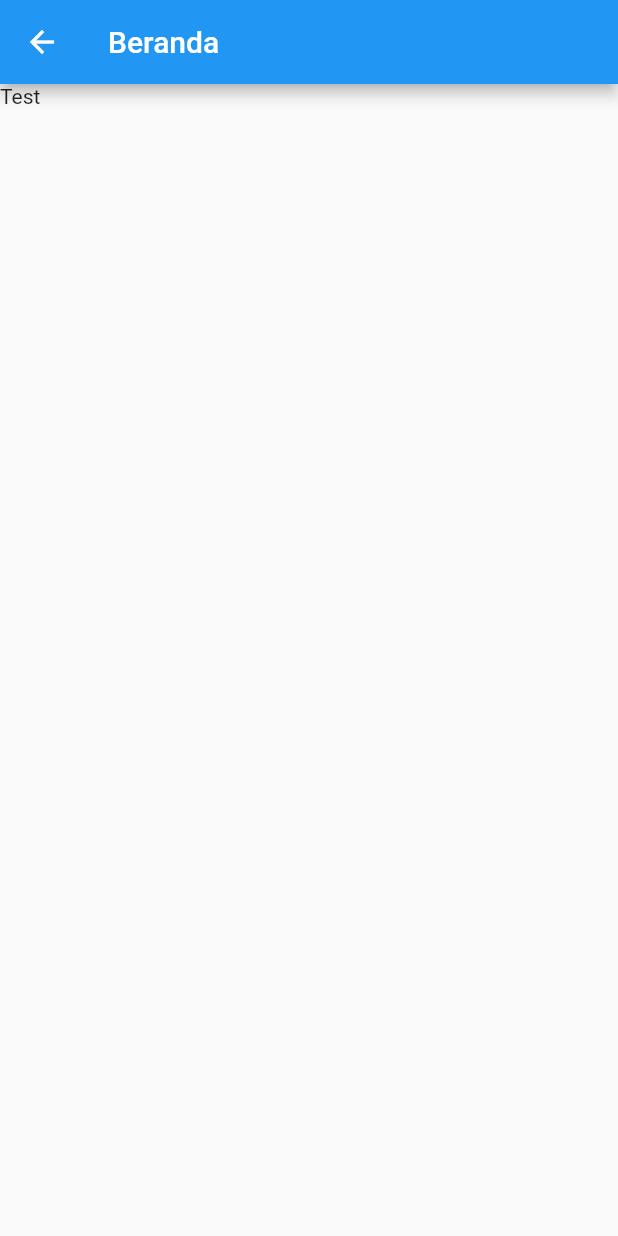
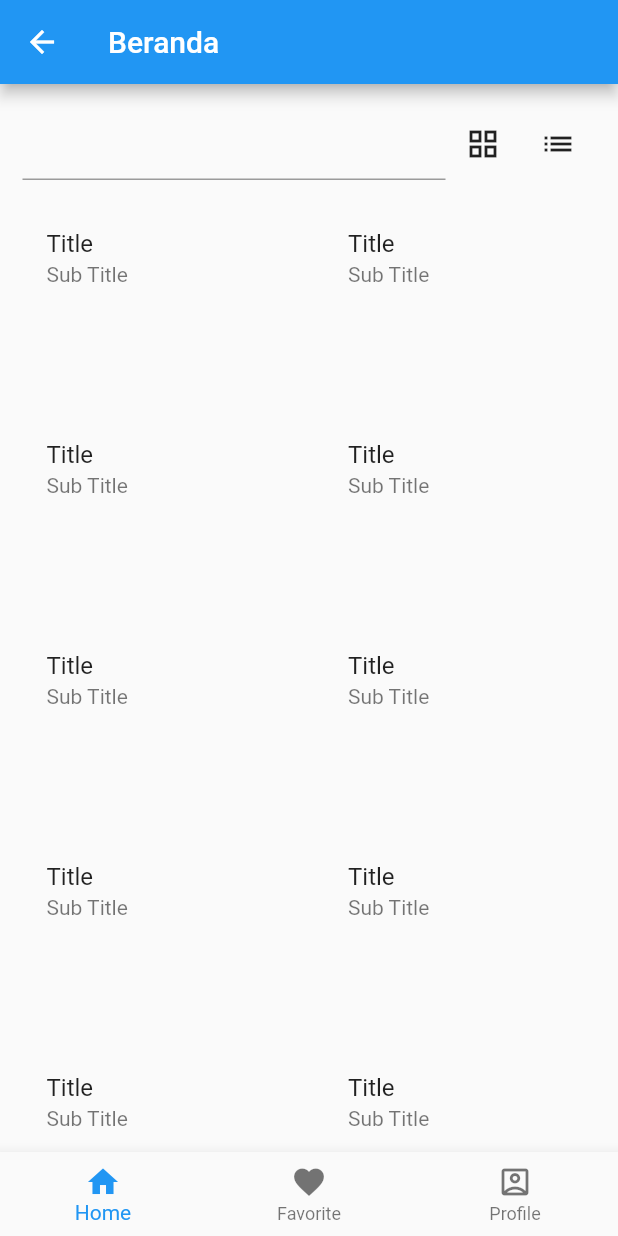
Before and after one commit to ferryanggriawan/star_wars_app, a Flutter app: the HomePage screen opened by its route, on a phone screen of 412 x 824 dp. Run offline on Flutter 3.47's test engine with Material 2 defaults, Android fonts, the phone set to English and light mode, and no system bars.

Commit message:
layout all page

```diff
--- a/lib/pages/auth/login.page.dart
+++ b/lib/pages/auth/login.page.dart
@@ -12,6 +12,7 @@ class _LoginPageState extends State<LoginPage> {
     return Scaffold(
       body: SafeArea(
         child: Container(
+          alignment: Alignment.center,
           child: RaisedButton(
             child: Text("Login With Google"),
             onPressed: () {
--- a/lib/pages/home/home.page.dart
+++ b/lib/pages/home/home.page.dart
@@ -1,4 +1,7 @@
 import 'package:flutter/material.dart';
+import 'package:star_wars_app/widgets/app/bottom.nav.dart';
+import 'package:star_wars_app/widgets/personal/personal.grid.dart';
+import 'package:star_wars_app/widgets/personal/personal.list.dart';
 
 class HomePage extends StatefulWidget {
   @override
@@ -6,6 +9,9 @@ class HomePage extends StatefulWidget {
 }
 
 class _HomePageState extends State<HomePage> {
+  bool isGridview = true;
+  List<int> listData = [1,2,3,4,5,6,7,8,9,0];
+
   @override
   Widget build(BuildContext context) {
     return Scaffold(
@@ -13,12 +19,60 @@ class _HomePageState extends State<HomePage> {
         title: Text("Beranda"),
       ),
       body: Container(
-        child: ListView(
+        padding: EdgeInsets.symmetric(horizontal: 15, vertical: 15),
+        child: Column(
           children: [
-            Text("Test"),
+            Container(
+              padding: EdgeInsets.only(bottom: 15),
+              child: Row(
+                children: [
+                  Expanded(child: TextField()),
+                  GestureDetector(
+                    onTap: () {
+                      setState(() {
+                        isGridview = true;
+                      });
+                    },
+                    child: Container(
+                      alignment: Alignment.center,
+                      width: 50,
+                      height: 50,
+                      child: Icon(Icons.grid_view),
+                    ),
+                  ),
+                  GestureDetector(
+                    onTap: () {
+                      setState(() {
+                        isGridview = false;
+                      });
+                    },
+                    child: Container(
+                      alignment: Alignment.center,
+                      width: 50,
+                      height: 50,
+                      child: Icon(Icons.list),
+                    ),
+                  ),
+                ],
+              ),
+            ),
+            Expanded(
+              child: showView(),
+            ),
           ],
         ),
       ),
+      bottomNavigationBar: BottomNav(
+        currentIndex: 0,
+      ),
     );
   }
+
+  Widget showView() {
+    if(isGridview) {
+      return PersonalGrid(dataList: listData,);
+    }
+
+    return PersonalList(dataList: listData,);
+  }
 }
--- /dev/null
+++ b/lib/widgets/app/bottom.nav.dart
@@ -0,0 +1,60 @@
+import 'package:flutter/material.dart';
+import 'package:star_wars_app/routes/router.dart';
+
+class BottomNav extends StatefulWidget {
+  BottomNav({Key key, this.currentIndex}) : super(key: key);
+  final int currentIndex;
+
+  @override
+  State<StatefulWidget> createState() => _BottomNavState();
+}
+
+class _BottomNavState extends State<BottomNav> {
+  // int _currentIndex = widget.currentIndex;
+
+  void onTap(index) {
+    // setState(() {
+    //   _currentIndex = index;
+    // });
+
+    switch (index) {
+      case 0:
+        MyRouter.navigator.currentState.pushReplacementNamed('/home');
+        break;
+
+      case 1:
+        MyRouter.navigator.currentState.pushReplacementNamed('/favorite');
+        break;
+
+      case 2:
+        MyRouter.navigator.currentState.pushReplacementNamed('/profile');
+        break;
+
+      default:
+        MyRouter.navigator.currentState.pushReplacementNamed('/home');
+        break;
+    }
+  }
+
+  @override
+  Widget build(BuildContext context) {
+    return BottomNavigationBar(
+      currentIndex: widget.currentIndex,
+      onTap: onTap,
+      items: [
+        BottomNavigationBarItem(
+          label: "Home",
+          icon: Icon(Icons.home),
+        ),
+        BottomNavigationBarItem(
+          label: "Favorite",
+          icon: Icon(Icons.favorite),
+        ),
+        BottomNavigationBarItem(
+          label: "Profile",
+          icon: Icon(Icons.account_box_outlined),
+        ),
+      ],
+    );
+  }
+}
--- /dev/null
+++ b/lib/widgets/personal/personal.grid.dart
@@ -0,0 +1,26 @@
+import 'package:flutter/material.dart';
+
+class PersonalGrid extends StatelessWidget {
+  PersonalGrid({Key key, this.dataList}) : super(key: key);
+
+  final List<dynamic> dataList;
+
+  @override
+  Widget build(BuildContext context) {
+    return GridView.builder(
+      gridDelegate: SliverGridDelegateWithMaxCrossAxisExtent(
+        maxCrossAxisExtent: 200,
+        childAspectRatio: 3 / 2,
+        crossAxisSpacing: 20,
+        mainAxisSpacing: 20,
+      ),
+      itemCount: dataList.length,
+      itemBuilder: (context, index) {
+        return ListTile(
+          title: Text("Title"),
+          subtitle: Text("Sub Title"),
+        );
+      },
+    );
+  }
+}
```
Also changed, not shown: lib/pages/favorite/favorite.page.dart (+9 -1 lines), lib/pages/user/profile.page.dart (+26 -1 lines), lib/widgets/personal/personal.list.dart (added, +24 -0 lines).
